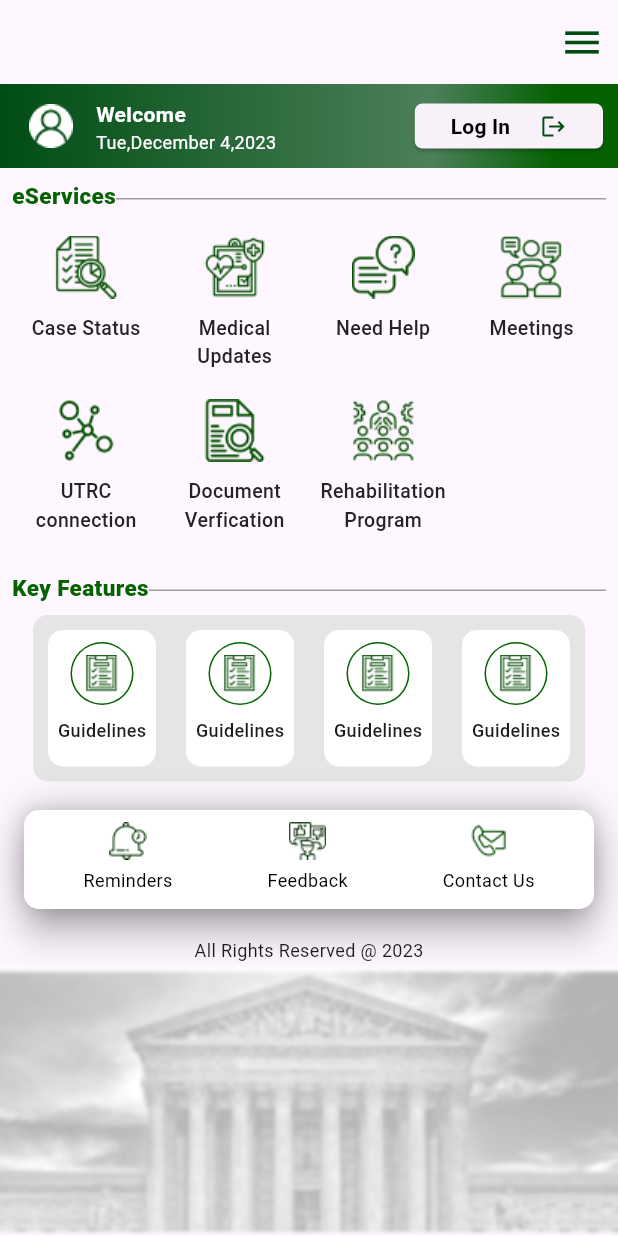
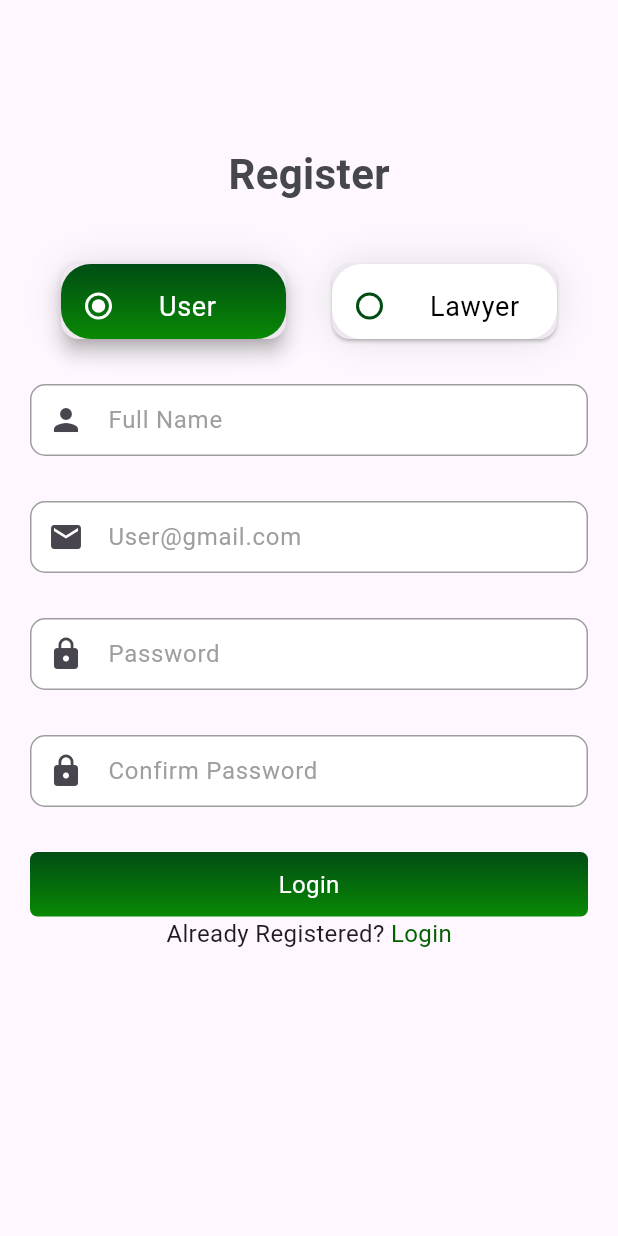
Before and after one commit to AVtheking/Justice_link, a Flutter app: the screen it shows after launch, on a phone screen of 412 x 824 dp. Run offline on Flutter 3.47's test engine with Material 3 defaults, Android fonts, the phone set to English and light mode, and no system bars; our stand-ins replace file_picker, table_calendar.

Commit message:
authentication screen complete

```diff
--- /dev/null
+++ b/lib/features/auth/screens/sign_up.dart
@@ -0,0 +1,246 @@
+import 'package:flutter/material.dart';
+import 'package:flutter/services.dart';
+import 'package:justice_link/features/auth/screens/login_in.dart';
+import 'package:justice_link/features/auth/widgets/text_field.dart';
+
+class Register extends StatefulWidget {
+  const Register({super.key});
+
+  @override
+  State<Register> createState() => _RegisterState();
+}
+
+class _RegisterState extends State<Register> {
+  int selectedOption = 1;
+  final _nameController = TextEditingController();
+  final _emailController = TextEditingController();
+  final _passwordController = TextEditingController();
+  final _confirmPasswordController = TextEditingController();
+  @override
+  Widget build(BuildContext context) {
+    return Scaffold(
+      appBar: AppBar(
+        systemOverlayStyle:
+            const SystemUiOverlayStyle(statusBarColor: Color(0xFF046200)),
+      ),
+      body: Padding(
+        padding: const EdgeInsets.all(20.0),
+        child: SingleChildScrollView(
+          child: Column(
+            children: [
+              const SizedBox(height: 20),
+              const Center(
+                child: Text(
+                  "Register",
+                  style: TextStyle(
+                    fontSize: 28,
+                    fontWeight: FontWeight.w700,
+                    color: Color(0xFF46474B),
+                  ),
+                ),
+              ),
+              Padding(
+                padding: const EdgeInsets.only(top: 30),
+                child: Row(
+                  mainAxisAlignment: MainAxisAlignment.spaceEvenly,
+                  children: [
+                    Card(
+                      elevation: 5,
+                      margin: const EdgeInsets.symmetric(
+                          horizontal: 10, vertical: 10),
+                      child: Container(
+                        width: 150,
+                        height: 50,
+                        decoration: BoxDecoration(
+                          borderRadius: BorderRadius.circular(20),
+                          gradient: selectedOption == 1
+                              ? const LinearGradient(
+                                  colors: [
+                                    Color(0xFF004D14),
+                                    Color(0xFF098904)
+                                  ],
+                                  begin: Alignment.topCenter,
+                                  end: Alignment.bottomCenter,
+                                )
+                              : null,
+                          boxShadow: [
+                            BoxShadow(
+                              color: Colors.black.withOpacity(0.1),
+                              blurRadius: 20,
+                              spreadRadius: 1,
+                            ),
+                          ],
+                          color: selectedOption == 1 ? null : Colors.white,
+                        ),
+                        child: Center(
+                          child: ListTile(
+                            contentPadding: const EdgeInsets.only(left: 1),
+                            leading: Radio(
+                              value: 1,
+                              groupValue: selectedOption,
+                              fillColor: selectedOption == 1
+                                  ? MaterialStateProperty.all(Colors.white)
+                                  : MaterialStateProperty.all(
+                                      const Color(0xFF004D14),
+                                    ),
+                              onChanged: (value) {
+                                setState(() {
+                                  selectedOption = value as int;
+                                });
+                              },
+                            ),
+                            title: Text(
+                              "User",
+                              style: TextStyle(
+                                color: selectedOption == 1
+                                    ? Colors.white
+                                    : Colors.black,
+                                fontSize: 18,
+                                fontWeight: FontWeight.w400,
+                              ),
+                            ),
+                          ),
+                        ),
+                      ),
+                    ),
+                    Card(
+                      elevation: 1,
+                      margin: const EdgeInsets.symmetric(
+                          horizontal: 10, vertical: 10),
+                      child: Container(
+                        width: 150,
+                        height: 50,
+                        decoration: BoxDecoration(
+                          borderRadius: BorderRadius.circular(20),
+                          gradient: selectedOption == 2
+                              ? const LinearGradient(
+                                  colors: [
+                                    Color(0xFF004D14),
+                                    Color(0xFF098904)
+                                  ],
+                                  begin: Alignment.topCenter,
+                                  end: Alignment.bottomCenter,
+                                )
+                              : null,
+                          color: selectedOption == 2 ? null : Colors.white,
+                          boxShadow: [
+                            BoxShadow(
+                              color: Colors.black.withOpacity(0.1),
+                              blurRadius: 20,
+                              spreadRadius: 1,
+                            ),
+                          ],
+                        ),
+                        child: ListTile(
+                          contentPadding: const EdgeInsets.only(left: 1),
+                          leading: Radio(
+                            fillColor: selectedOption == 2
+                                ? MaterialStateProperty.all(Colors.white)
+                                : const MaterialStatePropertyAll(
+                                    Color(0xFF004D14),
+                                  ),
+                            value: 2,
+                            groupValue: selectedOption,
+                            onChanged: (value) {
+                              setState(() {
+                                selectedOption = value as int;
+                              });
+                            },
+                          ),
+                          title: Text(
+                            "Lawyer",
+                            style: TextStyle(
+                              color: selectedOption == 2
+                                  ? Colors.white
+                                  : Colors.black,
+                              fontSize: 18,
+                              fontWeight: FontWeight.w400,
+                            ),
+                          ),
+                        ),
+                      ),
+                    ),
+                  ],
+                ),
+              ),
+              const SizedBox(height: 20),
+              RegisterField(
+                hintText: "Full Name",
+                controller: _nameController,
+                icon: Icons.person,
+              ),
+              const SizedBox(
+                height: 30,
+              ),
+              RegisterField(
+                  hintText: "User@gmail.com",
+                  controller: _emailController,
+                  icon: Icons.mail),
+              const SizedBox(
+                height: 30,
+              ),
+              RegisterField(
+                hintText: "Password",
+                controller: _passwordController,
+                icon: Icons.lock,
+                isVisible: true,
+              ),
+              const SizedBox(
+                height: 30,
+              ),
+              RegisterField(
+                hintText: "Confirm Password",
+                controller: _confirmPasswordController,
+                icon: Icons.lock,
+                isVisible: true,
+              ),
+              const SizedBox(
+                height: 30,
+              ),
+              Container(
+                padding: const EdgeInsets.all(10),
+                decoration: BoxDecoration(
+                  borderRadius: BorderRadius.circular(5),
+                  gradient: const LinearGradient(
+                    colors: [
+                      Color(0xFF004D14),
+                      Color(0xFF098904),
+                    ],
+                    begin: Alignment.topCenter,
+                    end: Alignment.bottomCenter,
+                  ),
+                ),
+                child: const Center(
+                  child: Text(
+                    'Login',
+                    style: TextStyle(color: Colors.white, fontSize: 16),
+                  ),
+                ),
+              ),
+              Row(
+                mainAxisAlignment: MainAxisAlignment.center,
+                children: [
+                  const Text("Already Registered? ",
+                      style: TextStyle(fontSize: 16)),
+                  GestureDetector(
+                    onTap: () {
+                      Navigator.of(context).push(
+                        MaterialPageRoute(
+                          builder: (context) => const LoginScreen(),
+                        ),
+                      );
+                    },
+                    child: const Text(
+                      "Login",
+                      style: TextStyle(color: Color(0xFF046200), fontSize: 16),
+                    ),
+                  )
+                ],
+              )
+            ],
+          ),
+        ),
+      ),
+    );
+  }
+}
--- /dev/null
+++ b/lib/features/auth/widgets/text_field.dart
@@ -0,0 +1,48 @@
+import 'package:flutter/material.dart';
+
+class RegisterField extends StatefulWidget {
+  const RegisterField({
+    super.key,
+    required this.hintText,
+    required this.controller,
+    required this.icon,
+    this.isVisible,
+    this.suffixIcon
+  });
+  final String hintText;
+  final IconData icon;
+  final bool? isVisible;
+  final bool? suffixIcon;
+  final TextEditingController controller;
+
+  @override
+  State<RegisterField> createState() => _RegisterFieldState();
+}
+
+class _RegisterFieldState extends State<RegisterField> {
+  @override
+  Widget build(BuildContext context) {
+    return TextField(
+      obscureText: widget.isVisible ?? false,
+      decoration: InputDecoration(
+        contentPadding: const EdgeInsets.symmetric(vertical: 2),
+        hintText: widget.hintText,
+        prefixIcon: Icon(widget.icon),
+        // icon: Icon(Icons.person),
+        hintStyle: const TextStyle(
+          color: Colors.grey,
+          fontSize: 16,
+        ),
+        focusedBorder: OutlineInputBorder(
+          borderRadius: BorderRadius.circular(10),
+          borderSide: const BorderSide(color: Colors.grey, width: 1),
+        ),
+        enabledBorder: OutlineInputBorder(
+            borderSide: BorderSide(color: Colors.grey, width: 1),
+            borderRadius: BorderRadius.circular(10)),
+        fillColor: Colors.white,
+        filled: true,
+      ),
+    );
+  }
+}
--- a/lib/features/home_screen/screen/home_screen.dart
+++ b/lib/features/home_screen/screen/home_screen.dart
@@ -1,4 +1,5 @@
 import 'package:flutter/material.dart';
+import 'package:flutter/services.dart';
 import 'package:justice_link/features/home_screen/widgets/app_bar_container.dart';
 import 'package:justice_link/features/home_screen/widgets/drawer_item.dart';
 import 'package:justice_link/features/home_screen/widgets/eServices.dart';
@@ -29,6 +30,8 @@ class _HomeScreen extends State<HomeScreen> {
     return Scaffold(
       appBar: AppBar(
         iconTheme: const IconThemeData(color: Color(0xFF004D14), size: 30),
+        systemOverlayStyle:
+            const SystemUiOverlayStyle(statusBarColor: Color(0xFF046200)),
       ),
       endDrawer: Drawer(
         child: Container(
--- a/lib/features/meetings/screens/appointment_screen.dart
+++ b/lib/features/meetings/screens/appointment_screen.dart
@@ -11,8 +11,7 @@ class AppointmentScreen extends StatefulWidget {
 }
 
 class _AppointmentScreenState extends State<AppointmentScreen> {
-  var _selectedDay = DateTime.now();
-  var _focusedDay = DateTime.now();
+
 
   @override
   Widget build(BuildContext context) {
--- a/lib/main.dart
+++ b/lib/main.dart
@@ -1,5 +1,5 @@
 import 'package:flutter/material.dart';
-import 'package:justice_link/features/home_screen/screen/home_screen.dart';
+import 'package:justice_link/features/auth/screens/sign_up.dart';
 
 void main() {
   runApp(const MyApp());
@@ -16,7 +16,7 @@ class MyApp extends StatelessWidget {
         colorScheme: ColorScheme.fromSeed(seedColor: Colors.deepPurple),
         useMaterial3: true,
       ),
-      home:  const HomeScreen(),
+      home: const Register(),
     );
   }
 }
```
Also changed, not shown: lib/features/auth/screens/login_in.dart (added, +228 -0 lines).
